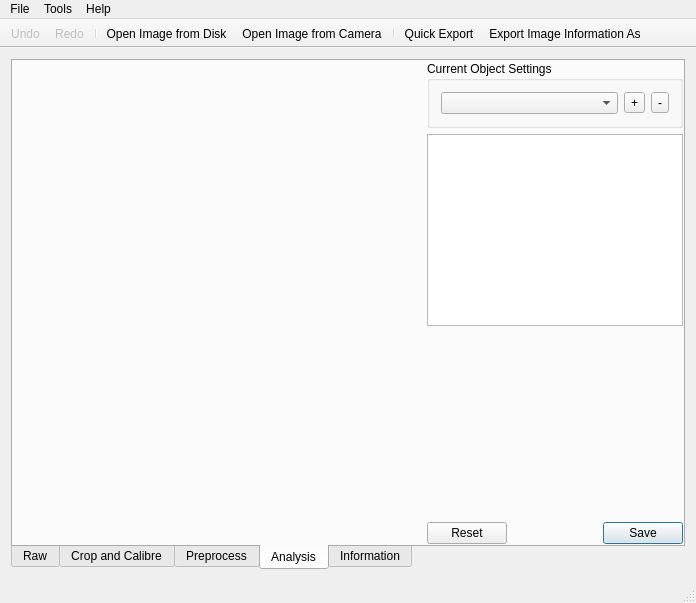
Qt form gui/mainwindow.ui (librehat/caiga) before a commit.
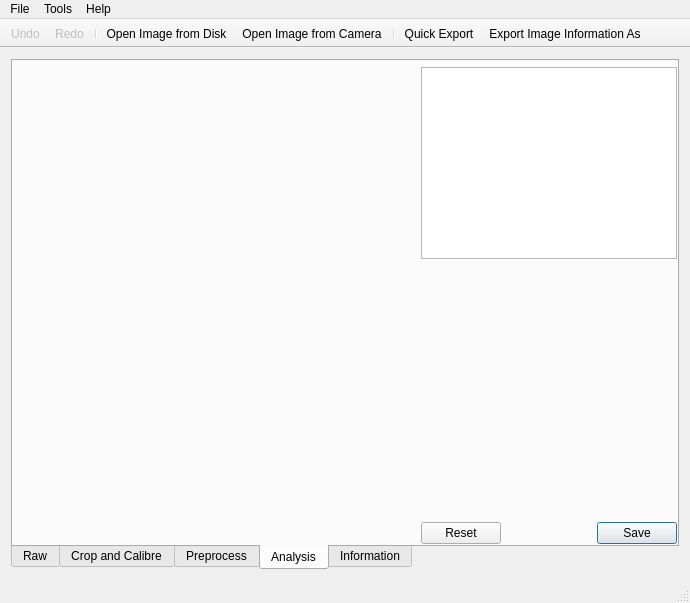
The same form after that commit. Icons and pictures are not drawn. Custom widgets are drawn as their Qt base class.

```diff
--- a/gui/mainwindow.ui
+++ b/gui/mainwindow.ui
@@ -6,7 +6,7 @@
    <rect>
     <x>0</x>
     <y>0</y>
-    <width>696</width>
+    <width>690</width>
     <height>603</height>
    </rect>
   </property>
@@ -460,32 +460,6 @@
           </property>
          </widget>
         </item>
-        <item row="0" column="1" alignment="Qt::AlignTop">
-         <widget class="QGroupBox" name="analysisGroupBox">
-          <property name="title">
-           <string>Current Object Settings</string>
-          </property>
-          <layout class="QGridLayout" name="gridLayout_4">
-           <item row="0" column="2">
-            <widget class="QToolButton" name="classDelToolButton">
-             <property name="text">
-              <string>-</string>
-             </property>
-            </widget>
-           </item>
-           <item row="0" column="0">
-            <widget class="QComboBox" name="classComboBox"/>
-           </item>
-           <item row="0" column="1">
-            <widget class="QToolButton" name="classAddToolButton">
-             <property name="text">
-              <string>+</string>
-             </property>
-            </widget>
-           </item>
-          </layout>
-         </widget>
-        </item>
        </layout>
       </widget>
       <widget class="QWidget" name="infoTab">
@@ -514,7 +488,7 @@
     <rect>
      <x>0</x>
      <y>0</y>
-     <width>696</width>
+     <width>690</width>
      <height>22</height>
     </rect>
    </property>
```
Left out of the diff: 6 changed lines with no effect on the pictures.
